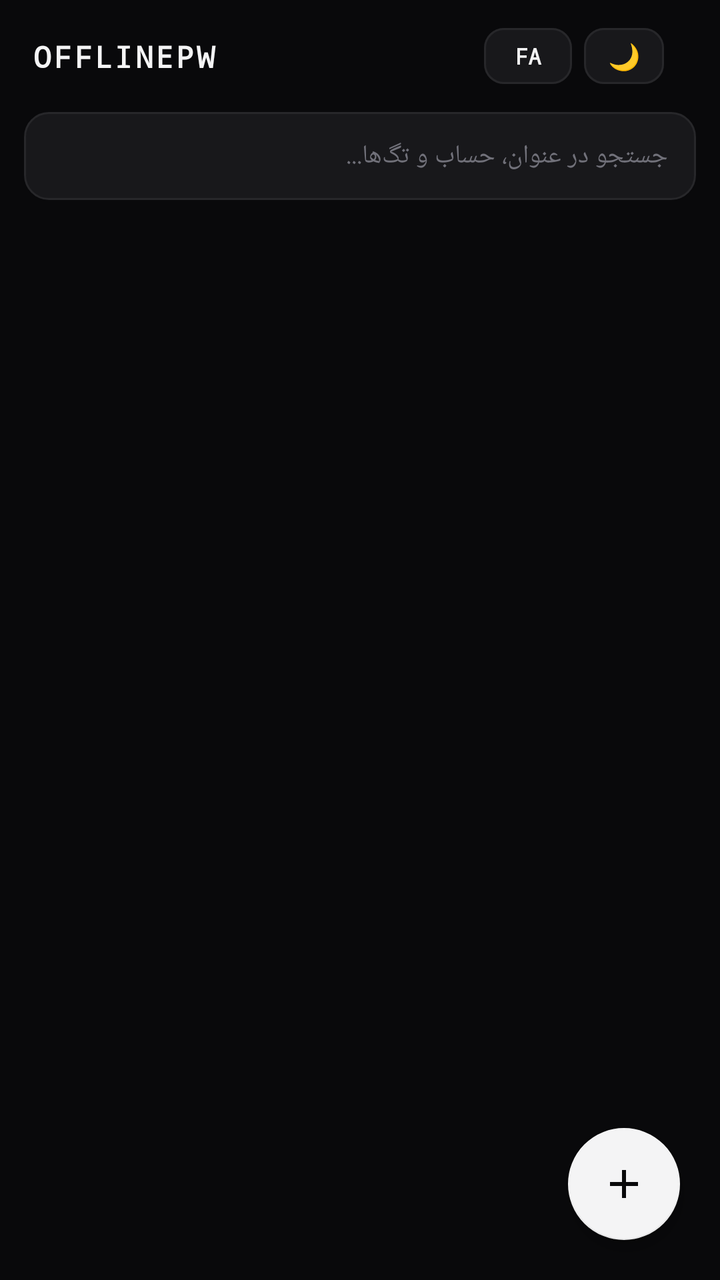
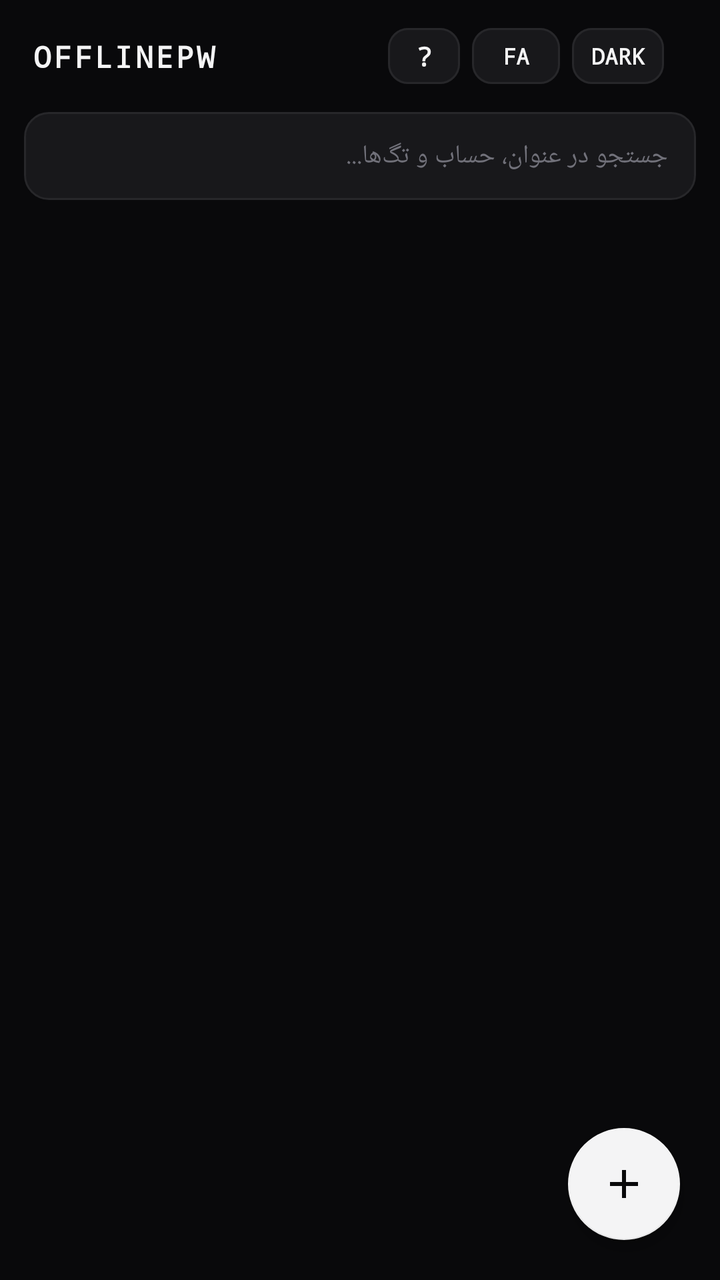

The first picture is an Android layout as it rendered before a commit; the second is the same layout after the commit. The layout source and the unified diff follow.
<!-- AndroidManifest.xml: application theme Theme.Material3.Dark.NoActionBar -->
<!-- res/layout/activity_main.xml -->
<?xml version="1.0" encoding="utf-8"?>
<androidx.coordinatorlayout.widget.CoordinatorLayout
    xmlns:android="http://schemas.android.com/apk/res/android"
    xmlns:app="http://schemas.android.com/apk/res-auto"
    android:id="@+id/mainRootLayout"
    android:layout_width="match_parent"
    android:layout_height="match_parent"
    android:background="#09090B">

    <com.google.android.material.appbar.AppBarLayout
        android:id="@+id/appBarLayout"
        android:layout_width="match_parent"
        android:layout_height="wrap_content"
        android:background="#09090B"
        app:elevation="0dp">

        <androidx.appcompat.widget.Toolbar
            android:id="@+id/toolbar"
            android:layout_width="match_parent"
            android:layout_height="56dp"
            android:paddingHorizontal="14dp">

            <androidx.constraintlayout.widget.ConstraintLayout
                android:layout_width="match_parent"
                android:layout_height="match_parent">

                
                <TextView
                    android:id="@+id/tvAppTitle"
                    android:layout_width="wrap_content"
                    android:layout_height="wrap_content"
                    android:text="OFFLINEPW"
                    android:textColor="#F4F4F5"
                    android:textStyle="bold"
                    android:letterSpacing="0.08"
                    android:fontFamily="monospace"
                    android:textSize="15sp"
                    app:layout_constraintStart_toStartOf="parent"
                    app:layout_constraintTop_toTopOf="parent"
                    app:layout_constraintBottom_toBottomOf="parent" />

                
                <LinearLayout
                    android:layout_width="wrap_content"
                    android:layout_height="wrap_content"
                    android:orientation="horizontal"
                    android:gravity="center_vertical"
                    app:layout_constraintEnd_toEndOf="parent"
                    app:layout_constraintTop_toTopOf="parent"
                    app:layout_constraintBottom_toBottomOf="parent">

                    
                    <com.google.android.material.button.MaterialButton
                        android:id="@+id/btnLanguage"
                        style="@style/Widget.Material3.Button.TonalButton"
                        android:layout_width="wrap_content"
                        android:layout_height="36dp"
                        android:minWidth="44dp"
                        android:paddingHorizontal="10dp"
                        android:paddingVertical="0dp"
                        android:text="FA"
                        android:textSize="11sp"
                        android:textStyle="bold"
                        android:fontFamily="monospace"
                        android:textColor="#F4F4F5"
                        app:backgroundTint="#18181B"
                        app:strokeColor="#27272A"
                        app:strokeWidth="1dp"
                        app:cornerRadius="10dp"
                        android:layout_marginEnd="6dp" />

                    
                    <com.google.android.material.button.MaterialButton
                        android:id="@+id/btnThemeToggle"
                        style="@style/Widget.Material3.Button.TonalButton"
                        android:layout_width="40dp"
                        android:layout_height="36dp"
                        android:padding="0dp"
                        android:text="🌙"
                        android:textSize="13sp"
                        android:textColor="#F4F4F5"
                        app:backgroundTint="#18181B"
                        app:strokeColor="#27272A"
                        app:strokeWidth="1dp"
                        app:cornerRadius="10dp" />
                </LinearLayout>

            </androidx.constraintlayout.widget.ConstraintLayout>
        </androidx.appcompat.widget.Toolbar>

        <EditText
            android:id="@+id/etSearch"
            android:layout_width="match_parent"
            android:layout_height="44dp"
            android:layout_marginHorizontal="12dp"
            android:layout_marginBottom="10dp"
            android:hint="جستجو در عنوان، حساب و تگ‌ها..."
            android:textColorHint="#71717A"
            android:textColor="#F4F4F5"
            android:textSize="13sp"
            android:paddingHorizontal="14dp"
            android:background="@drawable/bg_search_input" />
    </com.google.android.material.appbar.AppBarLayout>

    <androidx.recyclerview.widget.RecyclerView
        android:id="@+id/rvVault"
        android:layout_width="match_parent"
        android:layout_height="match_parent"
        android:clipToPadding="false"
        android:paddingTop="4dp"
        android:paddingBottom="90dp"
        app:layout_behavior="@string/appbar_scrolling_view_behavior" />

    <com.google.android.material.floatingactionbutton.FloatingActionButton
        android:id="@+id/fabAdd"
        android:layout_width="wrap_content"
        android:layout_height="wrap_content"
        android:layout_gravity="bottom|end"
        android:layout_margin="20dp"
        android:src="@drawable/ic_add"
        app:backgroundTint="#F4F4F5"
        app:tint="#09090B"
        app:elevation="4dp" />

</androidx.coordinatorlayout.widget.CoordinatorLayout>
<!-- resources referenced by this layout -->
<resources>
  <!-- drawable bg_search_input (drawable) -->
  <?xml version="1.0" encoding="utf-8"?>
  <shape xmlns:android="http://schemas.android.com/apk/res/android">
      <solid android:color="#18181B" />
      <stroke android:width="1dp" android:color="#27272A" />
      <corners android:radius="12dp" />
  </shape>
  <!-- drawable ic_add (drawable) -->
  <vector xmlns:android="http://schemas.android.com/apk/res/android"
      android:width="24dp"
      android:height="24dp"
      android:viewportWidth="24"
      android:viewportHeight="24">
    <path
        android:fillColor="#09090B"
        android:pathData="M19,13h-6v6h-2v-6H5v-2h6V5h2v6h6v2z"/>
  </vector>
  <style name="Theme.Material3.Dark.NoActionBar" parent="Theme.MaterialComponents.DayNight.NoActionBar">
          <item name="android:statusBarColor">#09090B</item>
          <item name="android:windowBackground">#09090B</item>
      </style>
</resources>

<!-- the commit's change to res/layout/activity_main.xml (unified diff, before → after) -->
@@ -51,6 +51,24 @@
 
                     
                     <com.google.android.material.button.MaterialButton
+                        android:id="@+id/btnAbout"
+                        style="@style/Widget.Material3.Button.TonalButton"
+                        android:layout_width="36dp"
+                        android:layout_height="36dp"
+                        android:padding="0dp"
+                        android:text="?"
+                        android:textSize="13sp"
+                        android:textStyle="bold"
+                        android:fontFamily="monospace"
+                        android:textColor="#F4F4F5"
+                        app:backgroundTint="#18181B"
+                        app:strokeColor="#27272A"
+                        app:strokeWidth="1dp"
+                        app:cornerRadius="10dp"
+                        android:layout_marginEnd="6dp" />
+
+                    
+                    <com.google.android.material.button.MaterialButton
                         android:id="@+id/btnLanguage"
                         style="@style/Widget.Material3.Button.TonalButton"
                         android:layout_width="wrap_content"
@@ -73,11 +91,15 @@
                     <com.google.android.material.button.MaterialButton
                         android:id="@+id/btnThemeToggle"
                         style="@style/Widget.Material3.Button.TonalButton"
-                        android:layout_width="40dp"
+                        android:layout_width="wrap_content"
                         android:layout_height="36dp"
-                        android:padding="0dp"
-                        android:text="🌙"
-                        android:textSize="13sp"
+                        android:minWidth="46dp"
+                        android:paddingHorizontal="8dp"
+                        android:paddingVertical="0dp"
+                        android:text="DARK"
+                        android:textSize="11sp"
+                        android:textStyle="bold"
+                        android:fontFamily="monospace"
                         android:textColor="#F4F4F5"
                         app:backgroundTint="#18181B"
                         app:strokeColor="#27272A"
